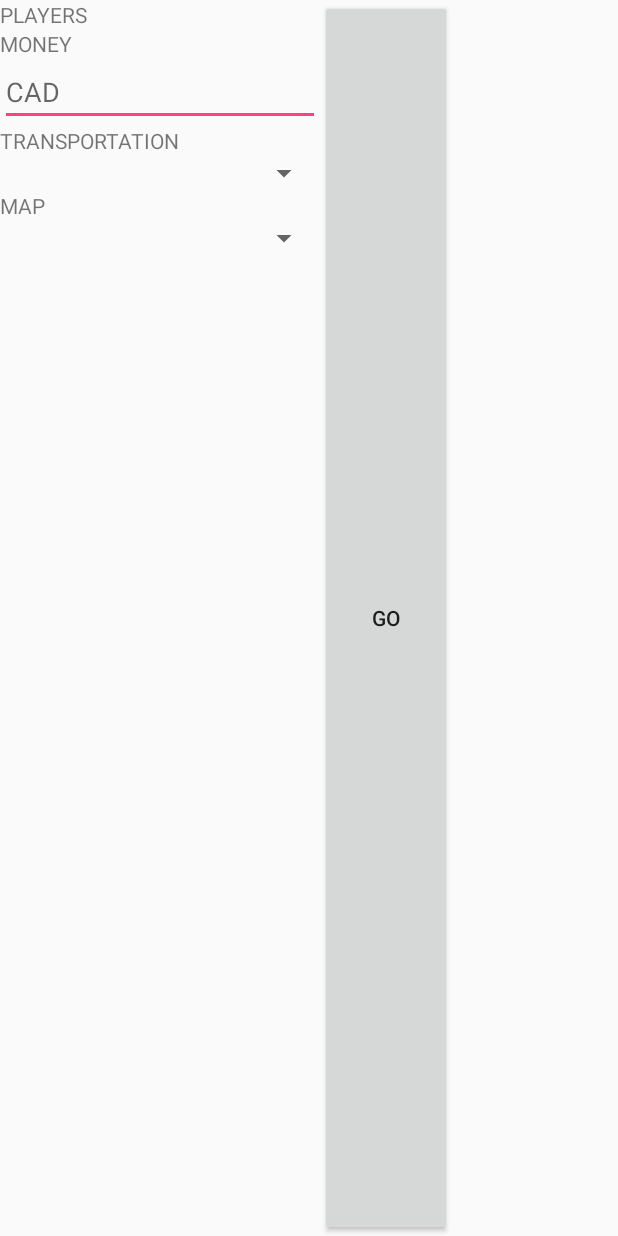
After one commit to annc128/Billionaire, an Android app: the layout activity_main.xml on its own in the app's theme, with its tools: preview values and no code run, on a phone screen of 412 x 824 dp. The commit adds this screen. Run offline under Robolectric (Android 15) with nearby library versions, the phone set to English and light mode, and no system bars.

Commit message:
First Page and Map added

```diff
--- a/app/build.gradle
+++ b/app/build.gradle
@@ -22,6 +22,7 @@ dependencies {
     implementation fileTree(dir: 'libs', include: ['*.jar'])
     implementation 'com.android.support:appcompat-v7:27.1.1'
     implementation 'com.google.android.gms:play-services-maps:15.0.1'
+    implementation 'com.android.support.constraint:constraint-layout:1.1.0'
     testImplementation 'junit:junit:4.12'
     androidTestImplementation 'com.android.support.test:runner:1.0.2'
     androidTestImplementation 'com.android.support.test.espresso:espresso-core:3.0.2'
--- a/app/src/debug/res/values/google_maps_api.xml
+++ b/app/src/debug/res/values/google_maps_api.xml
@@ -20,5 +20,5 @@
     Once you have your key (it starts with "AIza"), replace the "google_maps_key"
     string in this file.
     -->
-    <string name="google_maps_key" templateMergeStrategy="preserve" translatable="false">YOUR_KEY_HERE</string>
+    <string name="google_maps_key" templateMergeStrategy="preserve" translatable="false">AIzaSyA3o-CqfXN0N6Ry2s487jSrPuqNhH9DHvc</string>
 </resources>
--- a/app/src/main/java/finalproject/comp3617/billionaire/MapsActivity.java
+++ b/app/src/main/java/finalproject/comp3617/billionaire/MapsActivity.java
@@ -39,8 +39,8 @@ public class MapsActivity extends FragmentActivity implements OnMapReadyCallback
         mMap = googleMap;
 
         // Add a marker in Sydney and move the camera
-        LatLng sydney = new LatLng(-34, 151);
-        mMap.addMarker(new MarkerOptions().position(sydney).title("Marker in Sydney"));
+        LatLng sydney = new LatLng(49.274724, -123.121849);
+        mMap.addMarker(new MarkerOptions().position(sydney).draggable(true).title("Marker in Sydney"));
         mMap.moveCamera(CameraUpdateFactory.newLatLng(sydney));
     }
 }
--- /dev/null
+++ b/app/src/main/res/layout/activity_main.xml
@@ -0,0 +1,79 @@
+<?xml version="1.0" encoding="utf-8"?>
+<LinearLayout xmlns:android="http://schemas.android.com/apk/res/android"
+    xmlns:app="http://schemas.android.com/apk/res-auto"
+    xmlns:tools="http://schemas.android.com/tools"
+    android:layout_width="match_parent"
+    android:layout_height="match_parent"
+    tools:context=".MainActivity">
+
+
+    <LinearLayout
+        android:layout_width="wrap_content"
+        android:layout_height="match_parent"
+        android:orientation="vertical">
+
+        <TextView
+            android:id="@+id/tvPlayers"
+            android:layout_width="match_parent"
+            android:layout_height="wrap_content"
+            android:text="@string/players" />
+
+        <RadioGroup
+            android:id="@+id/rgPlayers"
+            android:layout_width="match_parent"
+            android:layout_height="wrap_content"
+            android:orientation="horizontal">
+
+        </RadioGroup>
+
+        <TextView
+            android:id="@+id/tvMoney"
+            android:layout_width="match_parent"
+            android:layout_height="wrap_content"
+            android:text="@string/money" />
+
+        <EditText
+            android:id="@+id/etMoney"
+            android:layout_width="match_parent"
+            android:layout_height="wrap_content"
+            android:ems="10"
+            android:hint="CAD" />
+        <TextView
+            android:id="@+id/tvTransportation"
+            android:layout_width="match_parent"
+            android:layout_height="wrap_content"
+            android:text="@string/transportation" />
+
+        <Spinner
+            android:id="@+id/spTransportation"
+            android:layout_width="match_parent"
+            android:layout_height="wrap_content" />
+
+        <TextView
+            android:id="@+id/tvMap"
+            android:layout_width="match_parent"
+            android:layout_height="wrap_content"
+            android:text="@string/map" />
+
+        <Spinner
+            android:id="@+id/spMap"
+            android:layout_width="match_parent"
+            android:layout_height="wrap_content" />
+
+    </LinearLayout>
+
+    <LinearLayout
+        android:layout_width="380dp"
+        android:layout_height="match_parent"
+        android:orientation="vertical">
+
+        <Button
+            android:id="@+id/btGo"
+            android:layout_width="wrap_content"
+            android:layout_height="wrap_content"
+            android:layout_weight="1"
+            android:text="@string/go"
+            tools:layout_width="wrap_content" />
+    </LinearLayout>
+
+</LinearLayout>
--- a/app/src/main/res/values/strings.xml
+++ b/app/src/main/res/values/strings.xml
@@ -1,4 +1,19 @@
 <resources>
     <string name="app_name">Billionaire</string>
     <string name="title_activity_maps">Map</string>
+    <string name="players">PLAYERS</string>
+    <string name="money">MONEY</string>
+    <string name="map">MAP</string>
+    <string name="transportation">TRANSPORTATION</string>
+    <string name="go">GO</string>
+    <integer name="players">2</integer>
+    <string-array name="transportations">
+        <item>Walking</item>
+        <item>Bycicle</item>
+        <item>Skytrain</item>
+    </string-array>
+    <string-array name="maps">
+        <item>Downtown Vancouver</item>
+        <item>Skytrain route</item>
+    </string-array>
 </resources>
```
Also changed, not shown: app/src/main/AndroidManifest.xml (+9 -0 lines), app/src/main/java/finalproject/comp3617/billionaire/MainActivity.java (added, +88 -0 lines).
